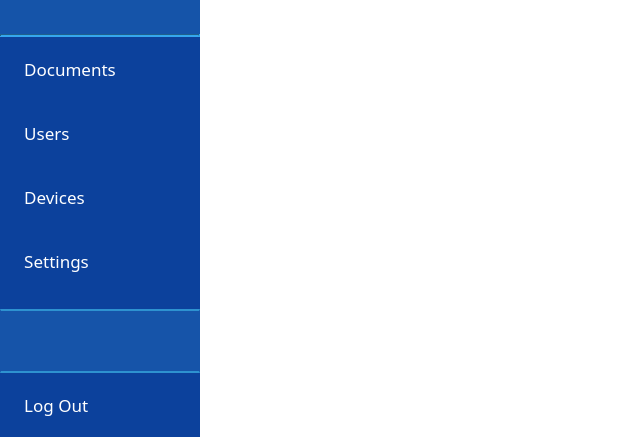
Qt form parsec/core/gui/forms/main_window.ui (Scille/parsec-cloud) before a commit.
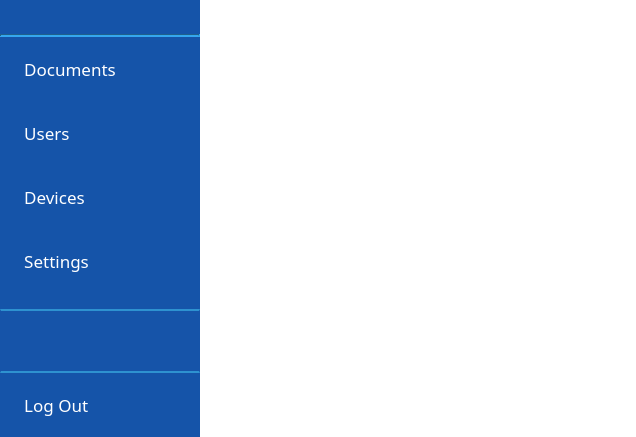
The same form after that commit. Icons and pictures are not drawn.

Commit message: [GUI] CSS factorisation & handling of pressed button

```diff
--- a/parsec/core/gui/forms/main_window.ui
+++ b/parsec/core/gui/forms/main_window.ui
@@ -100,8 +100,24 @@
           <bool>false</bool>
          </property>
          <property name="styleSheet">
-          <string notr="true">background-color: rgb(12, 65, 156);
-</string>
+          <string notr="true">QWidget#widget_menu
+{
+background-color: rgb(21, 84, 169);
+}
+
+QPushButton, QPushButton:pressed
+{
+color: rgb(255, 255, 255);
+background-color: rgb(21, 84, 169);
+text-align: left;
+padding-left: 10px;
+}
+
+QPushButton:checked
+{
+background-color: rgb(46, 145, 208);
+border: 0;
+}</string>
          </property>
          <layout class="QVBoxLayout" name="verticalLayout">
           <property name="spacing">
@@ -217,18 +233,7 @@
              <bool>false</bool>
             </property>
             <property name="styleSheet">
-             <string notr="true">QPushButton
-{
-color: rgb(255, 255, 255);
-text-align: left;
-padding-left: 10px;
-}
-
-QPushButton:checked
-{
-background-color: rgb(46, 145, 208);
-border: 0;
-}</string>
+             <string notr="true"/>
             </property>
             <property name="text">
              <string>   Documents</string>
@@ -284,18 +289,7 @@
              </font>
             </property>
             <property name="styleSheet">
-             <string notr="true">QPushButton
-{
-color: rgb(255, 255, 255);
-text-align: left;
-padding-left: 10px;
-}
-
-QPushButton:checked
-{
-background-color: rgb(46, 145, 208);
-border: 0;
-}</string>
+             <string notr="true"/>
             </property>
             <property name="text">
              <string>   Users</string>
@@ -351,18 +345,7 @@
              </font>
             </property>
             <property name="styleSheet">
-             <string notr="true">QPushButton
-{
-color: rgb(255, 255, 255);
-text-align: left;
-padding-left: 10px;
-}
-
-QPushButton:checked
-{
-background-color: rgb(46, 145, 208);
-border: 0;
-}</string>
+             <string notr="true"/>
             </property>
             <property name="text">
              <string>   Devices</string>
@@ -421,18 +404,7 @@
              </font>
             </property>
             <property name="styleSheet">
-             <string notr="true">QPushButton
-{
-color: rgb(255, 255, 255);
-text-align: left;
-padding-left: 10px;
-}
-
-QPushButton:checked
-{
-background-color: rgb(46, 145, 208);
-border: 0;
-}</string>
+             <string notr="true"/>
             </property>
             <property name="text">
              <string>   Settings</string>
@@ -547,10 +519,7 @@
              </font>
             </property>
             <property name="styleSheet">
-             <string notr="true">color: rgb(255, 255, 255);
-text-align: left;
-padding-left: 10px;
-</string>
+             <string notr="true"/>
             </property>
             <property name="text">
              <string>   Log Out</string>
```
The commit also changes 5 other files.
